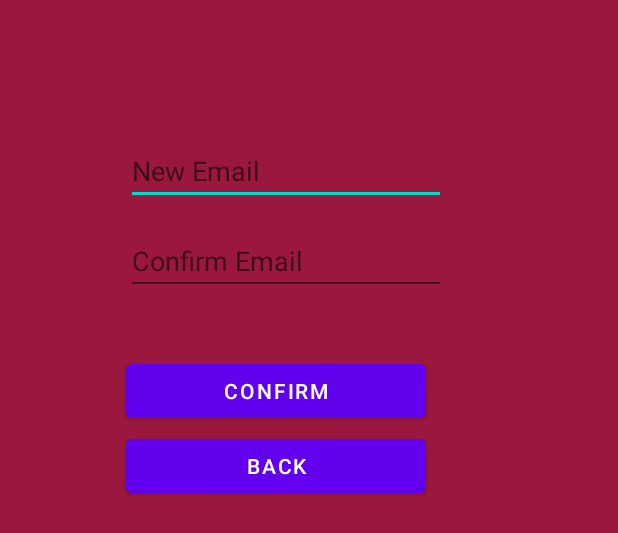
After one commit to devanoj/ShopApp, an Android app: the layout forgot_pswd_layout.xml on its own in the app's theme, with its tools: preview values and no code run, on a phone screen of 412 x 824 dp. The commit adds this screen. Shown: the top 533 px of the screen. Run offline under Robolectric (Android 15) with nearby library versions, the light colour scheme and no system bars.

Commit message:
Commit 6- Added Code for ForgotPassword

```diff
--- a/app/src/main/AndroidManifest.xml
+++ b/app/src/main/AndroidManifest.xml
@@ -12,7 +12,7 @@
         android:theme="@style/Theme.ShopApp">
 
         <activity
-            android:name=".Main.AddStock"
+            android:name=".Main.AddStock.AddStock"
             android:exported="true">
             <intent-filter>
                 <action android:name="android.intent.action.MAIN" />
--- a/app/src/main/java/com/example/shopapp/Main/AddStock.java
+++ b/app/src/main/java/com/example/shopapp/Main/AddStock/AddStock.java
@@ -1,4 +1,4 @@
-package com.example.shopapp.Main;
+package com.example.shopapp.Main.AddStock;
 
 import android.content.ContentResolver;
 import android.content.Intent;
@@ -13,9 +13,8 @@ import androidx.appcompat.app.AppCompatActivity;
 
 import com.example.shopapp.DAO.StockDAO;
 import com.example.shopapp.Entity.Stock;
-import com.example.shopapp.Interface.StockObserver;
+
 import com.example.shopapp.R;
-import com.google.firebase.database.DatabaseReference;
 import com.google.firebase.storage.FirebaseStorage;
 import com.google.firebase.storage.StorageReference;
 import com.google.firebase.storage.StorageTask;
--- a/app/src/main/java/com/example/shopapp/Interface/StockObserver.java
+++ b/app/src/main/java/com/example/shopapp/Main/AddStock/StockObserver.java
@@ -1,4 +1,4 @@
-package com.example.shopapp.Interface;
+package com.example.shopapp.Main.AddStock;
 
 import com.example.shopapp.Entity.Stock;
 
--- /dev/null
+++ b/app/src/main/res/layout/forgot_pswd_layout.xml
@@ -0,0 +1,57 @@
+<?xml version="1.0" encoding="utf-8"?>
+<androidx.constraintlayout.widget.ConstraintLayout xmlns:android="http://schemas.android.com/apk/res/android"
+    xmlns:app="http://schemas.android.com/apk/res-auto"
+    xmlns:tools="http://schemas.android.com/tools"
+    android:layout_width="match_parent"
+    android:layout_height="match_parent"
+    android:background="#9a183d">
+
+    <EditText
+        android:id="@+id/newPswd"
+        android:layout_width="wrap_content"
+        android:layout_height="wrap_content"
+        android:layout_marginStart="84dp"
+        android:layout_marginTop="91dp"
+        android:ems="10"
+        android:inputType="textPersonName"
+        android:hint="New Email"
+        app:layout_constraintStart_toStartOf="parent"
+        app:layout_constraintTop_toTopOf="parent" />
+
+    <EditText
+        android:id="@+id/newPswd2"
+        android:layout_width="wrap_content"
+        android:layout_height="wrap_content"
+        android:layout_marginStart="84dp"
+        android:layout_marginTop="151dp"
+        android:ems="10"
+        android:inputType="textPersonName"
+        android:hint="Confirm Email"
+        app:layout_constraintStart_toStartOf="parent"
+        app:layout_constraintTop_toTopOf="parent" />
+
+
+
+
+    <Button
+        android:id="@+id/enterPswd"
+        android:layout_width="200dp"
+        android:layout_height="wrap_content"
+        android:layout_centerHorizontal="true"
+        android:layout_marginStart="84dp"
+        android:layout_marginTop="100dp"
+        android:text="Confirm"
+        app:layout_constraintStart_toStartOf="parent"
+        app:layout_constraintTop_toBottomOf="@+id/newPswd" />
+
+    <Button
+        android:id="@+id/back"
+        android:layout_width="200dp"
+        android:layout_height="wrap_content"
+        android:layout_centerHorizontal="true"
+        android:layout_marginStart="84dp"
+        android:layout_marginTop="150dp"
+        android:text="Back"
+        app:layout_constraintStart_toStartOf="parent"
+        app:layout_constraintTop_toBottomOf="@+id/newPswd" />
+</androidx.constraintlayout.widget.ConstraintLayout>
--- a/app/src/main/res/layout/login_layout.xml
+++ b/app/src/main/res/layout/login_layout.xml
@@ -31,7 +31,6 @@
         android:layout_marginEnd="10dp"
         android:layout_marginBottom="10dp"
         android:background="#30ffffff"
-        android:drawableLeft="@drawable/ic_baseline_person_outline_24"
         android:drawablePadding="20dp"
         android:hint="Email"
         android:padding="20dp"
@@ -49,7 +48,6 @@
         android:layout_marginEnd="10dp"
         android:layout_marginBottom="10dp"
         android:background="#30ffffff"
-        android:drawableLeft="@drawable/ic_baseline_info_24"
         android:drawablePadding="20dp"
         android:hint="Password"
         android:inputType="textPassword"
```
Also changed, not shown: app/src/main/java/com/example/shopapp/DAO/StockDAO.java (+5 -2 lines), app/src/main/java/com/example/shopapp/Main/ForgotPassword.java (+69 -1 lines).
